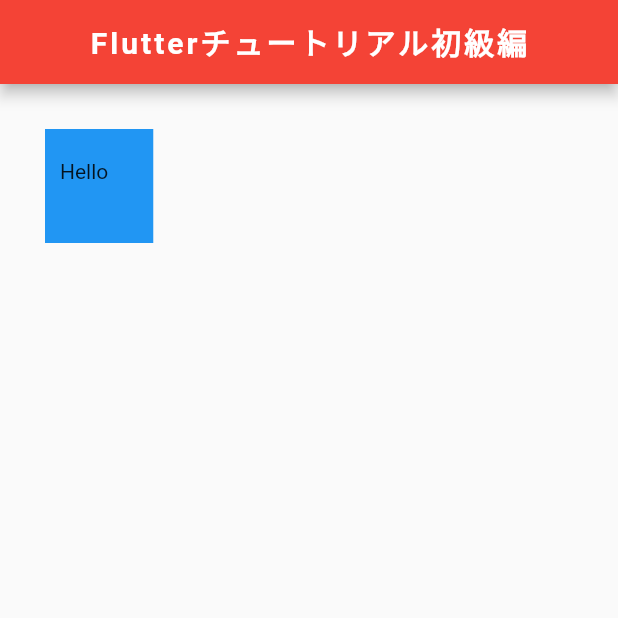
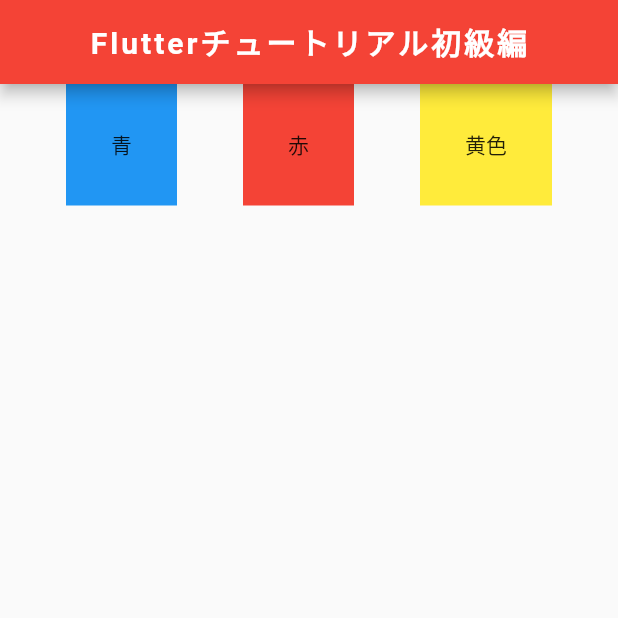
Before and after one commit to you1978/flutter_app_for_quiz, a Flutter app: the screen it shows after launch, on a phone screen of 412 x 824 dp, the top half of it. Run offline on Flutter 3.47's test engine with Material 2 defaults, Android fonts, the phone set to English and light mode, and no system bars.

Commit message:
begineer8-1

```diff
--- a/lib/main.dart
+++ b/lib/main.dart
@@ -20,12 +20,25 @@ class MyApp extends StatelessWidget {
           centerTitle: true,
           backgroundColor: Colors.red,
         ),
-        body: Container(
-          padding: EdgeInsets.fromLTRB(10.0 , 20.0 , 30.0 , 40.0),
-          margin: EdgeInsets.all(30.0),
-          color: Colors.blue,
-          child: Text('Hello'),
-        ),
+        body: Row(
+          mainAxisAlignment: MainAxisAlignment.spaceEvenly,
+          children: <Widget>[
+          Container (
+            color: Colors.blue,
+            padding: EdgeInsets.all(30.0),
+            child: Text('青'),
+          ),
+          Container (
+            color: Colors.red,
+            padding: EdgeInsets.all(30.0),
+            child: Text('赤'),
+          ),
+          Container (
+            color: Colors.yellow,
+            padding: EdgeInsets.all(30.0),
+            child: Text('黄色'),
+          )
+        ],)
         ),
       );
   }
```
Also changed, not shown: 1 other file.
